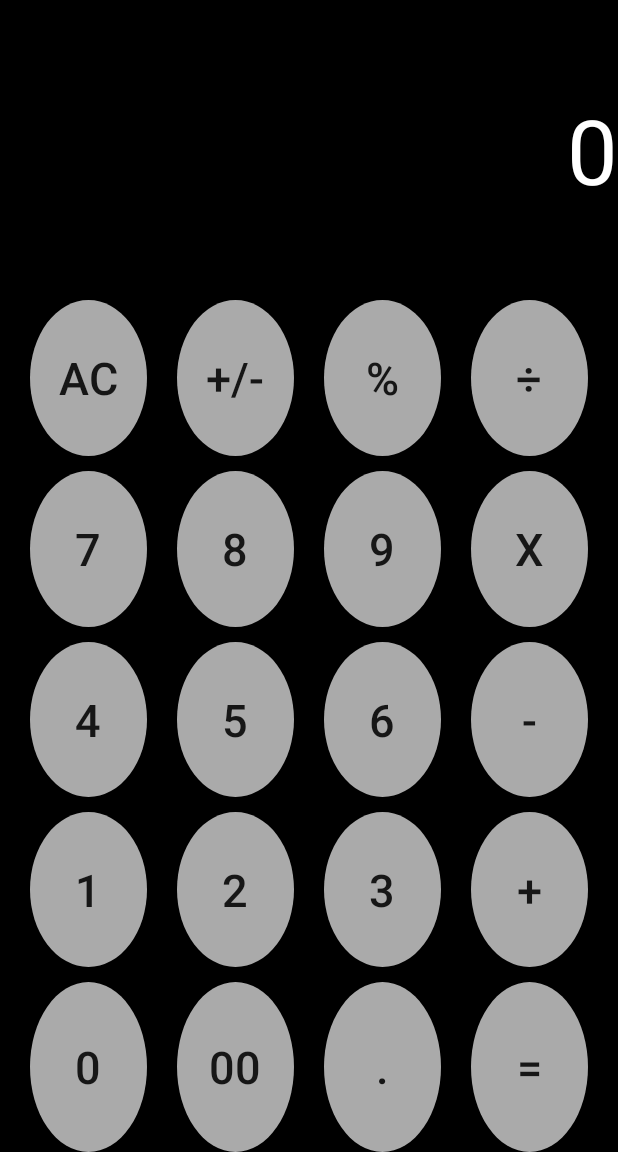
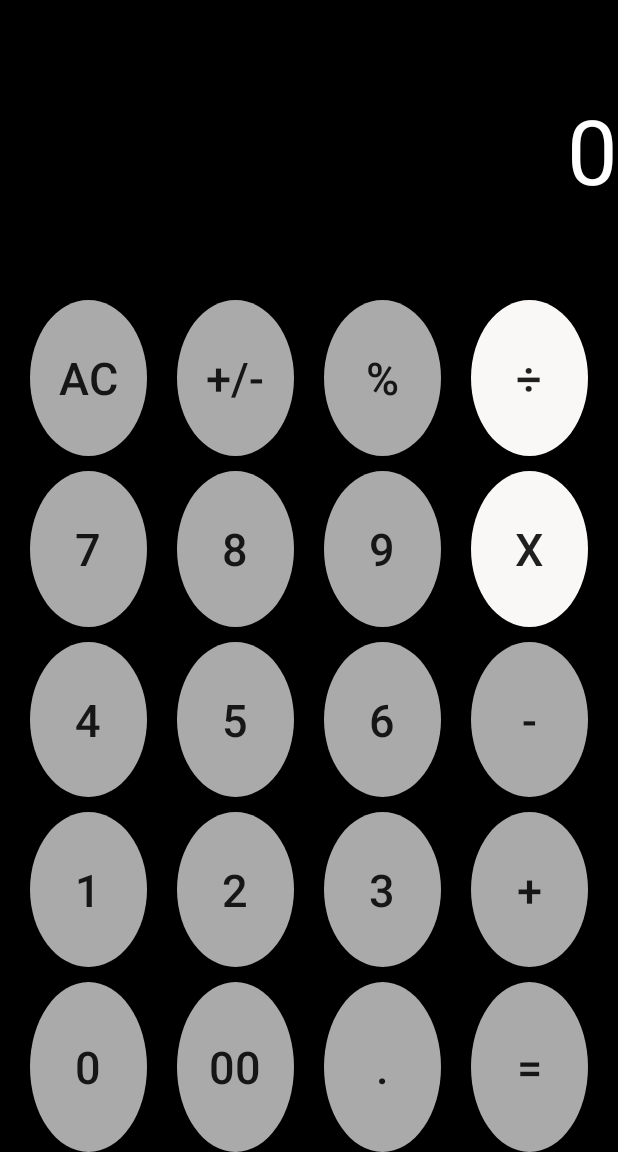
Before and after one commit to AkshitMoturi-AK/SimpleCalculator, an Android app: the screen it shows after launch (MainActivity), after a tap on an icon or button, on a phone screen of 412 x 824 dp, the part 84-1236 px from its top. Run offline under Robolectric (Android 15) with nearby library versions, the phone set to English and light mode, and no system bars; 3 other taps on this screen came first.

Commit message:
Added logic to clear Modified code to one step calculation and some drawable resoirce changes

```diff
--- a/app/src/main/java/com/example/simplecalculator/MainActivity.java
+++ b/app/src/main/java/com/example/simplecalculator/MainActivity.java
@@ -2,6 +2,7 @@ package com.example.simplecalculator;
 
 import androidx.appcompat.app.AppCompatActivity;
 
+import android.os.Build;
 import android.os.Bundle;
 import android.view.View;
 import android.widget.Button;
@@ -12,183 +13,204 @@ import java.util.Stack;
 public class MainActivity extends AppCompatActivity implements View.OnClickListener {
 
     TextView resultReference;
+    Button currentButtonReference = null;
     boolean isOperatorEnteredBefore = false;
-    String operand = "0";
-    Stack<Character> ops = new Stack<Character>();
-    Stack<Integer> values = new Stack<Integer>();
+    StringBuilder currentOperand;
+    Stack<Character> operators = new Stack<Character>();
+    Stack<Integer> operands = new Stack<Integer>();
 
     @Override
     protected void onCreate(Bundle savedInstanceState) {
         super.onCreate(savedInstanceState);
         setContentView(R.layout.activity_main);
-        Button btnZero = (Button)findViewById(R.id.zero);
-        Button btnDoubleZero = (Button)findViewById(R.id.doubleZero);
-        Button btnOne = (Button)findViewById(R.id.one);
-        Button btnTwo = (Button)findViewById(R.id.two);
-        Button btnThree = (Button)findViewById(R.id.three);
-        Button btnAdd = (Button)findViewById(R.id.Add);
-        Button btnMul = (Button)findViewById(R.id.mul);
-        Button btnEquals = (Button)findViewById(R.id.equals);
-        resultReference = (TextView)findViewById(R.id.ResultTextView);
+        currentOperand = new StringBuilder();
+        Button btnZero = (Button) findViewById(R.id.zero);
+        Button btnDoubleZero = (Button) findViewById(R.id.doubleZero);
+        Button btnOne = (Button) findViewById(R.id.one);
+        Button btnTwo = (Button) findViewById(R.id.two);
+        Button btnThree = (Button) findViewById(R.id.three);
+        Button btnFour = (Button) findViewById(R.id.four);
+        Button btnFive = (Button) findViewById(R.id.five);
+        Button btnSix = (Button) findViewById(R.id.six);
+        Button btnSeven = (Button) findViewById(R.id.seven);
+        Button btnEight = (Button) findViewById(R.id.eight);
+        Button btnNine = (Button) findViewById(R.id.nine);
+        Button btnAdd = (Button) findViewById(R.id.Add);
+        Button btnSubtract = (Button) findViewById(R.id.subtract);
+        Button btnMul = (Button) findViewById(R.id.mul);
+        Button btnDivide = (Button) findViewById(R.id.division);
+        Button btnPercentage = (Button) findViewById(R.id.percentage);
+        Button btnEquals = (Button) findViewById(R.id.equals);
+        Button btnAllClear = (Button)findViewById(R.id.clearButton);
+        resultReference = (TextView) findViewById(R.id.ResultTextView);
         btnZero.setOnClickListener(this);
         btnDoubleZero.setOnClickListener(this);
         btnOne.setOnClickListener(this);
         btnTwo.setOnClickListener(this);
         btnThree.setOnClickListener(this);
+        btnFive.setOnClickListener(this);
+        btnFive.setOnClickListener(this);
+        btnSix.setOnClickListener(this);
+        btnSeven.setOnClickListener(this);
+        btnEight.setOnClickListener(this);
+        btnNine.setOnClickListener(this);
         btnAdd.setOnClickListener(this);
+        btnSubtract.setOnClickListener(this);
         btnMul.setOnClickListener(this);
+        btnDivide.setOnClickListener(this);
+        btnPercentage.setOnClickListener(this);
         btnEquals.setOnClickListener(this);
+        btnAllClear.setOnClickListener(this);
+
     }
 
     @Override
     public void onClick(View v) {
-        switch (v.getId()){
-            case R.id.zero : changeResult("0");
+        switch (v.getId()) {
+            case R.id.zero:
+                changeResult("0");
                 break;
-            case R.id.doubleZero : changeResult("00");
+            case R.id.doubleZero:
+                changeResult("00");
                 break;
-            case R.id.one : changeResult("1");
+            case R.id.one:
+                changeResult("1");
                 break;
-            case R.id.two : changeResult("2");
+            case R.id.two:
+                changeResult("2");
                 break;
-            case R.id.three : changeResult("3");
+            case R.id.three:
+                changeResult("3");
                 break;
-            case R.id.four : changeResult("4");
+            case R.id.four:
+                changeResult("4");
                 break;
-            case R.id.five : changeResult("5");
+            case R.id.five:
+                changeResult("5");
                 break;
-            case R.id.six : changeResult("6");
+            case R.id.six:
+                changeResult("6");
                 break;
-            case R.id.seven : changeResult("7");
+            case R.id.seven:
+                changeResult("7");
                 break;
-            case R.id.eight : changeResult("8");
+            case R.id.eight:
+                changeResult("8");
                 break;
-            case R.id.nine : changeResult("9");
+            case R.id.nine:
+                changeResult("9");
                 break;
-            case R.id.dot : resultReference.setText(resultReference.getText().toString()+".");
+            case R.id.dot:
+                resultReference.setText(resultReference.getText().toString() + ".");
                 break;
-            case R.id.Add : pushOperator('+');
+            case R.id.Add:
+                currentButtonReference = (Button) v;
+                pushOperator('+');
                 break;
-            case R.id.mul : pushOperator('*');
+            case R.id.subtract:
+                currentButtonReference = (Button) v;
+                pushOperator('-');
                 break;
-            case R.id.equals : calculateResult();
+            case R.id.mul:
+                currentButtonReference = (Button) v;
+                pushOperator('*');
                 break;
-
-
-
-
+            case R.id.division:
+                currentButtonReference = (Button) v;
+                pushOperator('/');
+                break;
+            case R.id.equals:
+                calculateResult();
+                break;
+            case R.id.clearButton :
+                currentOperand.delete(0, currentOperand.length());
+                if (currentButtonReference != null && Build.VERSION.SDK_INT >= Build.VERSION_CODES.LOLLIPOP) {
+                    currentButtonReference.setBackground(getDrawable(R.drawable.rounded_corners_inactive));
+                }
+                currentButtonReference = null;
+                isOperatorEnteredBefore = false;
+                operands.removeAllElements();
+                operators.removeAllElements();
+                resultReference.setText("0");
         }
     }
 
     private void calculateResult() {
-        String expression = resultReference.getText().toString();
-        char[] tokens = expression.toCharArray();
-
-        // Stack for numbers: 'values'
-       // Stack<Integer> values = new Stack<Integer>();
-
-        // Stack for Operators: 'ops'
-      //  Stack<Character> ops = new Stack<Character>();
-
-        for (int i = 0; i < tokens.length; i++)
-        {
-
-            // Current token is a number, push it to stack for numbers
-            if (tokens[i] >= '0' && tokens[i] <= '9')
-            {
-                StringBuffer sbuf = new StringBuffer();
-                // There may be more than one digits in number
-                while (i < tokens.length && tokens[i] >= '0' && tokens[i] <= '9')
-                    sbuf.append(tokens[i++]);
-                i--;
-                values.push(Integer.parseInt(sbuf.toString()));
+        isOperatorEnteredBefore = false;
+        if (currentButtonReference != null && Build.VERSION.SDK_INT >= Build.VERSION_CODES.LOLLIPOP) {
+            currentButtonReference.setBackground(getDrawable(R.drawable.rounded_corners_inactive));
+        }
+        if(!(currentOperand.toString()).equals(""))
+        operands.push(Integer.parseInt(currentOperand.toString()));
+        if (!operators.empty() && !operands.empty() ) {
+            if(operands.size() == operators.size()){
+                operators.pop();
             }
-
-            // Current token is an operator.
-            else if (tokens[i] == '+' || tokens[i] == '-' || tokens[i] == '*' || tokens[i] == '/')
-            {
-                // While top of 'ops' has same or greater precedence to current
-                // token, which is an operator. Apply operator on top of 'ops'
-                // to top two elements in values stack
-                while (!ops.empty() && hasPrecedence(tokens[i], ops.peek()))
-                    values.push(applyOp(ops.pop(), values.pop(), values.pop()));
-
-                // Push current token to 'ops'.
-                ops.push(tokens[i]);
-            }
+            while(!operators.empty())
+            operands.push(applyOp(operators.pop(), operands.pop(), operands.pop()));
         }
-
-        // Entire expression has been parsed at this point, apply remaining
-        // ops to remaining values
-        while (!ops.empty())
-            values.push(applyOp(ops.pop(), values.pop(), values.pop()));
-
-        // Top of 'values' contains result, return it
-        resultReference.setText((values.pop()).toString());
+        if(!operands.empty())
+        resultReference.setText((operands.peek()).toString());
     }
 
-    // Returns true if 'op2' has higher or same precedence as 'op1',
-    // otherwise returns false.
-    public static boolean hasPrecedence(char op1, char op2)
-    {
+    public static boolean hasPrecedence(char op1, char op2) {
         if ((op1 == '*' || op1 == '/') && (op2 == '+' || op2 == '-'))
             return false;
         else
             return true;
     }
 
-    // A utility method to apply an operator 'op' on operands 'a'
-    // and 'b'. Return the result.
-    public static int applyOp(char op, int b, int a)
-    {
-        switch (op)
-        {
+    public static int applyOp(char operator, int rightOperand, int leftOperand) {
+        switch (operator) {
             case '+':
-                return a + b;
+                return leftOperand + rightOperand;
             case '-':
-                return a - b;
+                return leftOperand - rightOperand;
             case '*':
-                return a * b;
+                return leftOperand * rightOperand;
             case '/':
-                if (b == 0)
-                    throw new
-                            UnsupportedOperationException("Cannot divide by zero");
-                return a / b;
+                if (rightOperand == 0)
+                    throw new UnsupportedOperationException("Cannot divide by zero");
+                return leftOperand / rightOperand;
         }
         return 0;
     }
 
-    private void changeResult(String numberPressed){
-        //String currentText = resultReference.getText().toString();
+    private void changeResult(String numberPressed) {
+        if (currentButtonReference != null && Build.VERSION.SDK_INT >= Build.VERSION_CODES.LOLLIPOP) {
+            currentButtonReference.setBackground(getDrawable(R.drawable.rounded_corners_inactive));
+        }
         isOperatorEnteredBefore = false;
-        if (operand.equals("0") ){
-            if(numberPressed.equals("00")){
+        if ((currentOperand.toString()).equals("")) {
+            if (numberPressed.equals("00")) {
                 resultReference.setText("0");
-            }else {
+            } else {
                 resultReference.setText(numberPressed);
-                operand = numberPressed;
+                currentOperand.append(numberPressed);
             }
-        }else{
-            operand = operand.concat(numberPressed);
-            resultReference.setText(operand);
+        } else {
+            currentOperand.append(numberPressed);
+            resultReference.setText(currentOperand);
         }
     }
 
-    private void pushOperator(char op){
-
-        if(isOperatorEnteredBefore == true) {
-            ops.pop();
+    private void pushOperator(char op) {
+        if (Build.VERSION.SDK_INT >= Build.VERSION_CODES.LOLLIPOP) {
+            currentButtonReference.setBackground(getDrawable(R.drawable.rounded_corners_active));
         }
-        else{
-            values.push(Integer.parseInt(operand));
-            operand = "0";
+        if (isOperatorEnteredBefore == true) {
+            operators.pop();
+        } else {
+            if (!(currentOperand.toString()).equals(""))
+                operands.push(Integer.parseInt(currentOperand.toString()));
+            currentOperand.delete(0, currentOperand.length());
             isOperatorEnteredBefore = true;
         }
-        while (!ops.empty() && hasPrecedence(op, ops.peek())) {
-            values.push(applyOp(ops.pop(), values.pop(), values.pop()));
-            resultReference.setText((values.peek()).toString());
+        while (!operators.empty() && hasPrecedence(op, operators.peek())) {
+            operands.push(applyOp(operators.pop(), operands.pop(), operands.pop()));
+            resultReference.setText((operands.peek()).toString());
         }
-        ops.push(op);
+        operators.push(op);
 
     }
 }
--- /dev/null
+++ b/app/src/main/res/drawable/rounded_corners_active.xml
@@ -0,0 +1,8 @@
+<?xml version="1.0" encoding="utf-8"?>
+<selector xmlns:android="http://schemas.android.com/apk/res/android">
+    <item>
+        <shape android:shape="oval">
+            <solid android:color="#F9F8F7" />
+        </shape>
+    </item>
+</selector>
--- /dev/null
+++ b/app/src/main/res/drawable/rounded_corners_inactive.xml
@@ -0,0 +1,8 @@
+<?xml version="1.0" encoding="utf-8"?>
+<selector xmlns:android="http://schemas.android.com/apk/res/android">
+    <item>
+        <shape android:shape="oval">
+            <solid android:color="@android:color/darker_gray" />
+        </shape>
+    </item>
+</selector>
```
